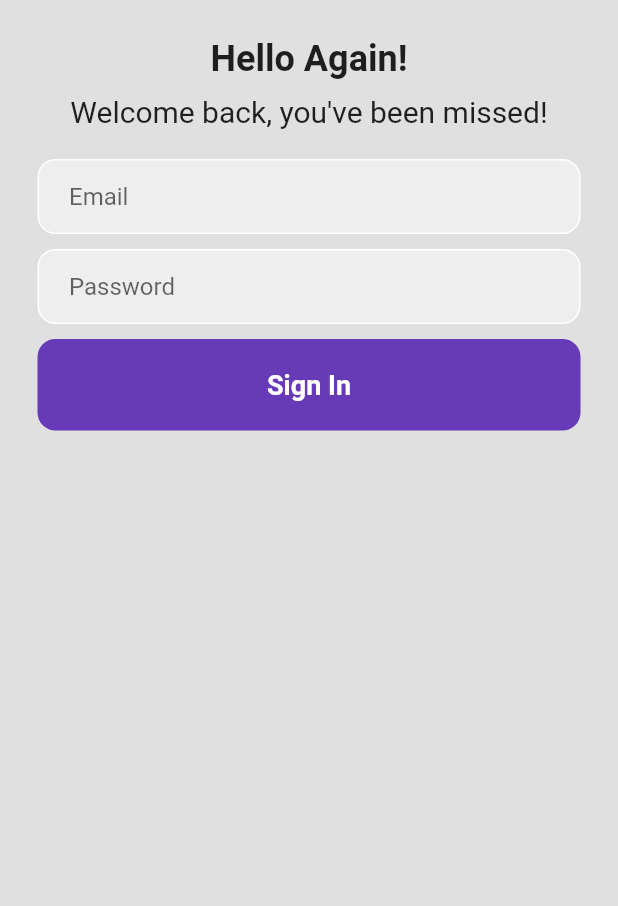
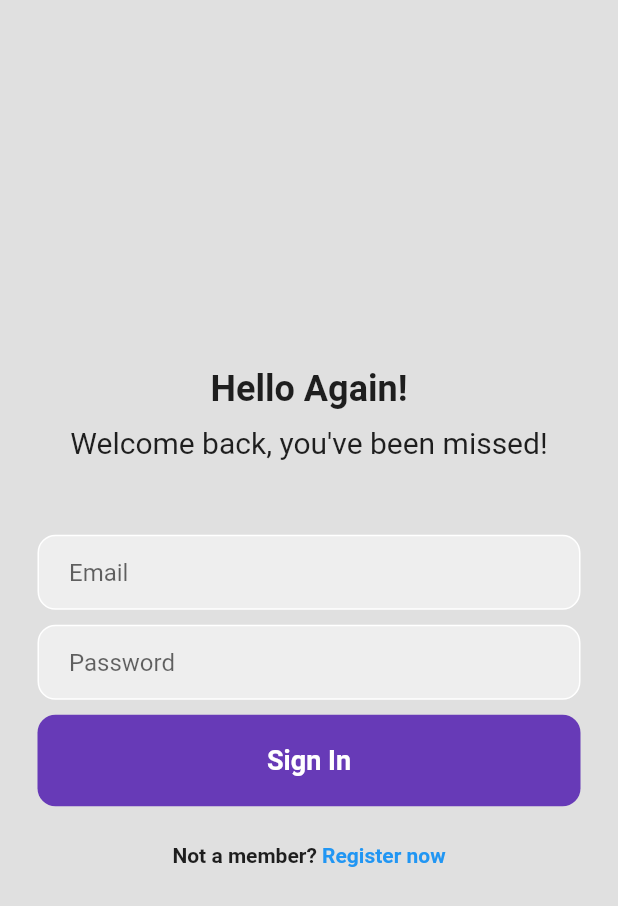
Before and after one commit to GeonwooVincentKim/firebase_example, a Flutter app: the screen it shows after launch, on a phone screen of 412 x 824 dp. Shown: the top 906 px of the screen. Run offline on Flutter 3.47's test engine with Material 2 defaults, Android fonts, the phone set to English and light mode, and no system bars; our stand-ins replace firebase_core; accounts and stored records are empty.

Commit message:
[Update] - Applied the basic design of Login Page

```diff
--- a/lib/screens/login.dart
+++ b/lib/screens/login.dart
@@ -15,9 +15,9 @@ class _LoginPageState extends State<LoginPage> {
         body: SafeArea(
           child: Center(
             child: Column(
+              mainAxisAlignment: MainAxisAlignment.center,
               // ignore: prefer_const_literals_to_create_immutables
               children: [
-                const SizedBox(height: 25),
                 // Hello Again!
                 const Text(
                   "Hello Again!",
@@ -29,7 +29,7 @@ class _LoginPageState extends State<LoginPage> {
                   style: TextStyle(fontSize: 20),
                 ),
 
-                const SizedBox(height: 20),
+                const SizedBox(height: 50),
                 // Email TextField
                 Padding(
                   padding: const EdgeInsets.symmetric(horizontal: 25.0),
@@ -95,9 +95,28 @@ class _LoginPageState extends State<LoginPage> {
                       )
                     )
                   ),
-                )
+                ),
+                const SizedBox(height: 25),
 
                 // Not a member? Register now
+                Row(
+                  mainAxisAlignment: MainAxisAlignment.center,
+                  children: const [
+                    Text(
+                      'Not a member?',
+                      style: TextStyle(
+                        fontWeight: FontWeight.bold
+                      ),
+                    ),
+                    Text(
+                      ' Register now',
+                      style: TextStyle(
+                        color: Colors.blue,
+                        fontWeight: FontWeight.bold
+                      )
+                    ),
+                  ],
+                )
               ],
             ),
           ),
```
